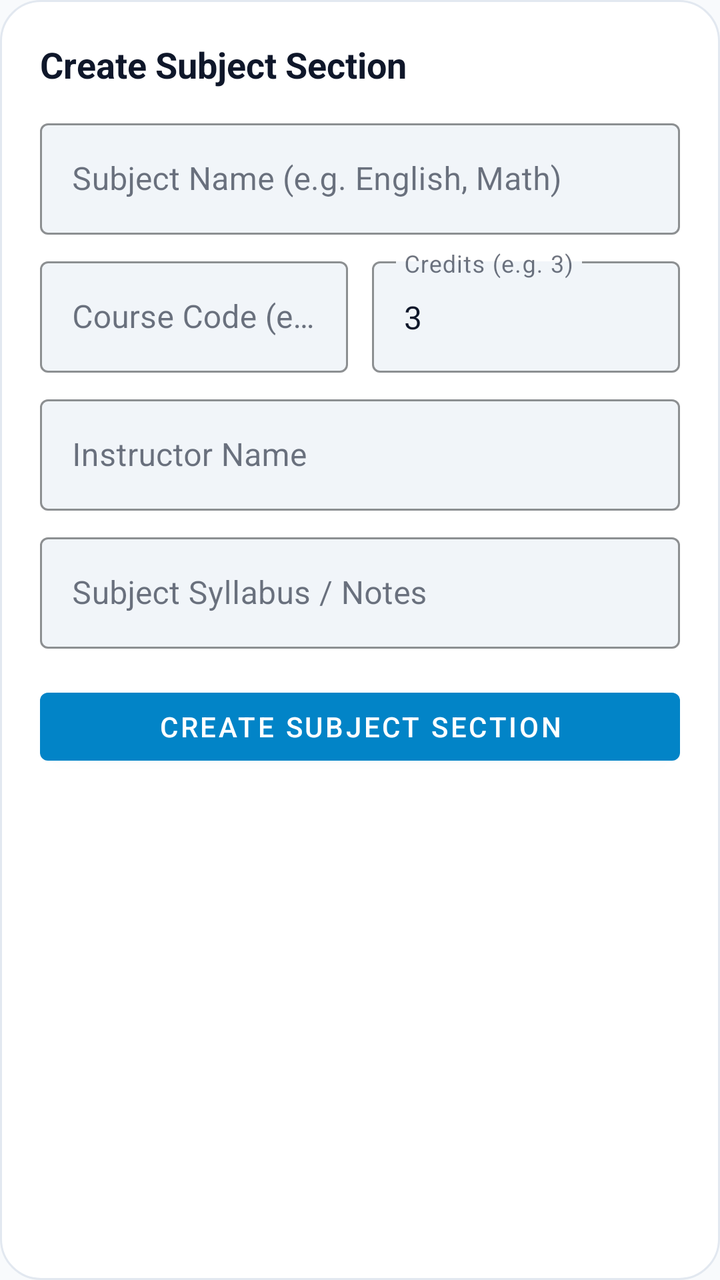
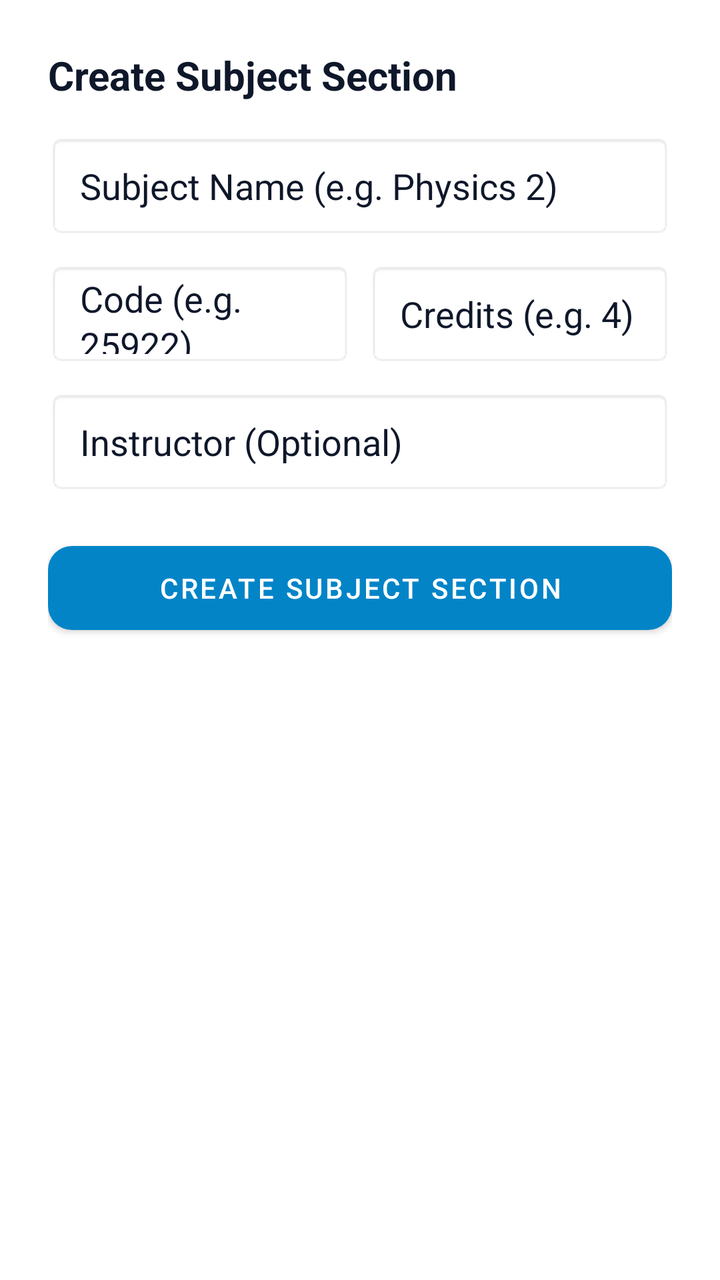

Before-and-after screenshots of an Android layout around one commit, followed by the original layout XML and the change that was made.
<!-- AndroidManifest.xml: application theme Theme.LifeSync -->
<!-- res/layout/dialog_add_subject.xml -->
<?xml version="1.0" encoding="utf-8"?>
<LinearLayout xmlns:android="http://schemas.android.com/apk/res/android"
    xmlns:app="http://schemas.android.com/apk/res-auto"
    android:layout_width="match_parent"
    android:layout_height="wrap_content"
    android:background="@drawable/bg_dialog_glass"
    android:orientation="vertical"
    android:padding="20dp">

    <TextView
        android:layout_width="wrap_content"
        android:layout_height="wrap_content"
        android:text="Create Subject Section"
        android:textColor="@color/text_primary"
        android:textSize="18sp"
        android:textStyle="bold" />

    <com.google.android.material.textfield.TextInputLayout
        style="@style/Widget.MaterialComponents.TextInputLayout.OutlinedBox"
        android:layout_width="match_parent"
        android:layout_height="wrap_content"
        android:layout_marginTop="12dp"
        app:boxBackgroundColor="@color/surface_variant"
        app:boxStrokeColor="@color/card_stroke_bright"
        android:hint="Subject Name (e.g. English, Math)">

        <com.google.android.material.textfield.TextInputEditText
            android:id="@+id/etSubjectName"
            android:layout_width="match_parent"
            android:layout_height="wrap_content"
            android:textColor="?attr/colorOnSurface"
            android:textColorHint="?attr/colorOutline" />
    </com.google.android.material.textfield.TextInputLayout>

    <LinearLayout
        android:layout_width="match_parent"
        android:layout_height="wrap_content"
        android:layout_marginTop="8dp"
        android:orientation="horizontal">

        <com.google.android.material.textfield.TextInputLayout
            style="@style/Widget.MaterialComponents.TextInputLayout.OutlinedBox"
            android:layout_width="0dp"
            android:layout_height="wrap_content"
            android:layout_marginEnd="6dp"
            android:layout_weight="1"
            app:boxBackgroundColor="@color/surface_variant"
            app:boxStrokeColor="@color/card_stroke_bright"
            android:hint="Course Code (e.g. CS-204)">

            <com.google.android.material.textfield.TextInputEditText
                android:id="@+id/etSubjectCode"
                android:layout_width="match_parent"
                android:layout_height="wrap_content"
                android:textColor="?attr/colorOnSurface"
                android:textColorHint="?attr/colorOutline" />
        </com.google.android.material.textfield.TextInputLayout>

        <com.google.android.material.textfield.TextInputLayout
            style="@style/Widget.MaterialComponents.TextInputLayout.OutlinedBox"
            android:layout_width="0dp"
            android:layout_height="wrap_content"
            android:layout_marginStart="6dp"
            android:layout_weight="1"
            app:boxBackgroundColor="@color/surface_variant"
            app:boxStrokeColor="@color/card_stroke_bright"
            android:hint="Credits (e.g. 3)">

            <com.google.android.material.textfield.TextInputEditText
                android:id="@+id/etSubjectCredits"
                android:layout_width="match_parent"
                android:layout_height="wrap_content"
                android:inputType="number"
                android:text="3"
                android:textColor="?attr/colorOnSurface"
                android:textColorHint="?attr/colorOutline" />
        </com.google.android.material.textfield.TextInputLayout>
    </LinearLayout>

    <com.google.android.material.textfield.TextInputLayout
        style="@style/Widget.MaterialComponents.TextInputLayout.OutlinedBox"
        android:layout_width="match_parent"
        android:layout_height="wrap_content"
        android:layout_marginTop="8dp"
        app:boxBackgroundColor="@color/surface_variant"
        app:boxStrokeColor="@color/card_stroke_bright"
        android:hint="Instructor Name">

        <com.google.android.material.textfield.TextInputEditText
            android:id="@+id/etSubjectInstructor"
            android:layout_width="match_parent"
            android:layout_height="wrap_content"
            android:textColor="?attr/colorOnSurface"
            android:textColorHint="?attr/colorOutline" />
    </com.google.android.material.textfield.TextInputLayout>

    <com.google.android.material.textfield.TextInputLayout
        style="@style/Widget.MaterialComponents.TextInputLayout.OutlinedBox"
        android:layout_width="match_parent"
        android:layout_height="wrap_content"
        android:layout_marginTop="8dp"
        app:boxBackgroundColor="@color/surface_variant"
        app:boxStrokeColor="@color/card_stroke_bright"
        android:hint="Subject Syllabus / Notes">

        <com.google.android.material.textfield.TextInputEditText
            android:id="@+id/etSubjectNotes"
            android:layout_width="match_parent"
            android:layout_height="wrap_content"
            android:textColor="?attr/colorOnSurface"
            android:textColorHint="?attr/colorOutline" />
    </com.google.android.material.textfield.TextInputLayout>

    <com.google.android.material.button.MaterialButton
        android:id="@+id/btnSaveSubject"
        android:layout_width="match_parent"
        android:layout_height="46dp"
        android:layout_marginTop="16dp"
        android:text="Create Subject Section" />

</LinearLayout>
<!-- resources referenced by this layout -->
<resources>
  <color name="card_stroke_bright">#CBD5E1</color>
  <color name="surface_variant">#F1F5F9</color>
  <color name="text_primary">#0F172A</color>
  <!-- drawable bg_dialog_glass (drawable) -->
  <?xml version="1.0" encoding="utf-8"?>
  <shape xmlns:android="http://schemas.android.com/apk/res/android"
      android:shape="rectangle">
      <corners android:radius="20dp" />
      <solid android:color="@color/surface" />
      <stroke
          android:width="1dp"
          android:color="@color/card_stroke" />
  </shape>
  <style name="Theme.LifeSync" parent="Theme.MaterialComponents.DayNight.NoActionBar">
          <item name="colorPrimary">@color/primary</item>
          <item name="colorPrimaryVariant">@color/primary_variant</item>
          <item name="colorOnPrimary">@color/on_primary</item>
          <item name="colorSecondary">@color/secondary</item>
          <item name="colorSecondaryVariant">@color/secondary_variant</item>
          <item name="colorOnSecondary">@color/on_secondary</item>
          <item name="colorSurface">@color/surface</item>
          <item name="colorOnSurface">@color/text_primary</item>
          <item name="colorOnBackground">@color/text_primary</item>
          <item name="colorOnSurfaceVariant">@color/text_secondary</item>
          <item name="android:colorBackground">@color/background</item>
          <item name="android:windowBackground">@color/background</item>
          <item name="android:textColorPrimary">@color/text_primary</item>
          <item name="android:textColorSecondary">@color/text_secondary</item>
          <item name="android:statusBarColor">@color/background</item>
          <item name="android:windowLightStatusBar">true</item>
          <item name="android:navigationBarColor">@color/background</item>
          <item name="materialCardViewStyle">@style/CardElevationRounded</item>
          <item name="android:textViewStyle">@style/DuoRhythmTextView</item>
          <item name="android:editTextStyle">@style/DuoRhythmEditText</item>
          <item name="editTextStyle">@style/DuoRhythmEditText</item>
      </style>
  <color name="surface">#FFFFFF</color>
  <color name="card_stroke">#E2E8F0</color>
  <color name="primary">#0284C7</color>
  <color name="primary_variant">#0369A1</color>
  <color name="on_primary">#FFFFFF</color>
  <color name="secondary">#7C3AED</color>
  <color name="secondary_variant">#6D28D9</color>
  <color name="on_secondary">#FFFFFF</color>
  <color name="text_secondary">#64748B</color>
  <color name="background">#F8FAFC</color>
  <style name="CardElevationRounded" parent="Widget.MaterialComponents.CardView">
          <item name="cardCornerRadius">22dp</item>
          <item name="cardElevation">2dp</item>
          <item name="strokeWidth">1dp</item>
          <item name="strokeColor">@color/card_stroke</item>
          <item name="cardBackgroundColor">@color/surface_card</item>
      </style>
  <style name="DuoRhythmTextView" parent="android:Widget.TextView">
          <item name="android:lineSpacingExtra">2dp</item>
          <item name="android:fontFamily">sans-serif</item>
          <item name="android:includeFontPadding">true</item>
      </style>
  <style name="DuoRhythmEditText" parent="android:Widget.EditText">
          <item name="android:lineSpacingExtra">2dp</item>
          <item name="android:fontFamily">sans-serif</item>
          <item name="android:includeFontPadding">true</item>
          <item name="android:textColor">@color/text_primary</item>
          <item name="android:textColorHint">@color/text_secondary</item>
      </style>
  <color name="surface_card">#FFFFFF</color>
</resources>

<!-- the commit's change to res/layout/dialog_add_subject.xml (unified diff, before → after) -->
@@ -3,119 +3,76 @@
     xmlns:app="http://schemas.android.com/apk/res-auto"
     android:layout_width="match_parent"
     android:layout_height="wrap_content"
-    android:background="@drawable/bg_dialog_glass"
+    android:background="?attr/colorSurface"
     android:orientation="vertical"
-    android:padding="20dp">
+    android:padding="24dp">
 
     <TextView
         android:layout_width="wrap_content"
         android:layout_height="wrap_content"
+        android:layout_marginBottom="16dp"
         android:text="Create Subject Section"
-        android:textColor="@color/text_primary"
-        android:textSize="18sp"
+        android:textColor="?attr/colorOnSurface"
+        android:textSize="20sp"
         android:textStyle="bold" />
 
-    <com.google.android.material.textfield.TextInputLayout
-        style="@style/Widget.MaterialComponents.TextInputLayout.OutlinedBox"
+    <EditText
+        android:id="@+id/etSubjectName"
         android:layout_width="match_parent"
-        android:layout_height="wrap_content"
-        android:layout_marginTop="12dp"
-        app:boxBackgroundColor="@color/surface_variant"
-        app:boxStrokeColor="@color/card_stroke_bright"
-        android:hint="Subject Name (e.g. English, Math)">
-
-        <com.google.android.material.textfield.TextInputEditText
-            android:id="@+id/etSubjectName"
-            android:layout_width="match_parent"
-            android:layout_height="wrap_content"
-            android:textColor="?attr/colorOnSurface"
-            android:textColorHint="?attr/colorOutline" />
-    </com.google.android.material.textfield.TextInputLayout>
+        android:layout_height="52dp"
+        android:layout_marginBottom="12dp"
+        android:background="@android:drawable/editbox_background_normal"
+        android:hint="Subject Name (e.g. Physics 2)"
+        android:paddingHorizontal="16dp"
+        android:textColor="?attr/colorOnSurface"
+        android:textColorHint="?attr/colorOutline" />
 
     <LinearLayout
         android:layout_width="match_parent"
         android:layout_height="wrap_content"
-        android:layout_marginTop="8dp"
+        android:layout_marginBottom="12dp"
         android:orientation="horizontal">
 
-        <com.google.android.material.textfield.TextInputLayout
-            style="@style/Widget.MaterialComponents.TextInputLayout.OutlinedBox"
+        <EditText
+            android:id="@+id/etSubjectCode"
             android:layout_width="0dp"
-            android:layout_height="wrap_content"
-            android:layout_marginEnd="6dp"
+            android:layout_height="52dp"
+            android:layout_marginEnd="8dp"
             android:layout_weight="1"
-            app:boxBackgroundColor="@color/surface_variant"
-            app:boxStrokeColor="@color/card_stroke_bright"
-            android:hint="Course Code (e.g. CS-204)">
+            android:background="@android:drawable/editbox_background_normal"
+            android:hint="Code (e.g. 25922)"
+            android:paddingHorizontal="16dp"
+            android:textColor="?attr/colorOnSurface"
+            android:textColorHint="?attr/colorOutline" />
 
-            <com.google.android.material.textfield.TextInputEditText
-                android:id="@+id/etSubjectCode"
-                android:layout_width="match_parent"
-                android:layout_height="wrap_content"
-                android:textColor="?attr/colorOnSurface"
-                android:textColorHint="?attr/colorOutline" />
-        </com.google.android.material.textfield.TextInputLayout>
-
-        <com.google.android.material.textfield.TextInputLayout
-            style="@style/Widget.MaterialComponents.TextInputLayout.OutlinedBox"
+        <EditText
+            android:id="@+id/etCredits"
             android:layout_width="0dp"
-            android:layout_height="wrap_content"
-            android:layout_marginStart="6dp"
+            android:layout_height="52dp"
             android:layout_weight="1"
-            app:boxBackgroundColor="@color/surface_variant"
-            app:boxStrokeColor="@color/card_stroke_bright"
-            android:hint="Credits (e.g. 3)">
-
-            <com.google.android.material.textfield.TextInputEditText
-                android:id="@+id/etSubjectCredits"
-                android:layout_width="match_parent"
-                android:layout_height="wrap_content"
-                android:inputType="number"
-                android:text="3"
-                android:textColor="?attr/colorOnSurface"
-                android:textColorHint="?attr/colorOutline" />
-        </com.google.android.material.textfield.TextInputLayout>
+            android:background="@android:drawable/editbox_background_normal"
+            android:hint="Credits (e.g. 4)"
+            android:inputType="number"
+            android:paddingHorizontal="16dp"
+            android:textColor="?attr/colorOnSurface"
+            android:textColorHint="?attr/colorOutline" />
     </LinearLayout>
 
-    <com.google.android.material.textfield.TextInputLayout
-        style="@style/Widget.MaterialComponents.TextInputLayout.OutlinedBox"
+    <EditText
+        android:id="@+id/etInstructor"
         android:layout_width="match_parent"
-        android:layout_height="wrap_content"
-        android:layout_marginTop="8dp"
-        app:boxBackgroundColor="@color/surface_variant"
-        app:boxStrokeColor="@color/card_stroke_bright"
-        android:hint="Instructor Name">
-
-        <com.google.android.material.textfield.TextInputEditText
-            android:id="@+id/etSubjectInstructor"
-            android:layout_width="match_parent"
-            android:layout_height="wrap_content"
-            android:textColor="?attr/colorOnSurface"
-            android:textColorHint="?attr/colorOutline" />
-    </com.google.android.material.textfield.TextInputLayout>
-
-    <com.google.android.material.textfield.TextInputLayout
-        style="@style/Widget.MaterialComponents.TextInputLayout.OutlinedBox"
-        android:layout_width="match_parent"
-        android:layout_height="wrap_content"
-        android:layout_marginTop="8dp"
-        app:boxBackgroundColor="@color/surface_variant"
-        app:boxStrokeColor="@color/card_stroke_bright"
-        android:hint="Subject Syllabus / Notes">
-
-        <com.google.android.material.textfield.TextInputEditText
-            android:id="@+id/etSubjectNotes"
-            android:layout_width="match_parent"
-            android:layout_height="wrap_content"
-            android:textColor="?attr/colorOnSurface"
-            android:textColorHint="?attr/colorOutline" />
-    </com.google.android.material.textfield.TextInputLayout>
+        android:layout_height="52dp"
+        android:layout_marginBottom="20dp"
+        android:background="@android:drawable/editbox_background_normal"
+        android:hint="Instructor (Optional)"
+        android:paddingHorizontal="16dp"
+        android:textColor="?attr/colorOnSurface"
+        android:textColorHint="?attr/colorOutline" />
 
     <com.google.android.material.button.MaterialButton
         android:id="@+id/btnSaveSubject"
         android:layout_width="match_parent"
-        android:layout_height="46dp"
-        android:layout_marginTop="16dp"
-        android:text="Create Subject Section" />
-
+        android:layout_height="54dp"
+        android:text="CREATE SUBJECT SECTION"
+        app:cornerRadius="12dp" />
 </LinearLayout>
<!-- resource entries referenced after the edit -->
@@ -1,18 +1,6 @@
 <!-- resources referenced by this layout -->
 <resources>
-  <color name="card_stroke_bright">#CBD5E1</color>
-  <color name="surface_variant">#F1F5F9</color>
   <color name="text_primary">#0F172A</color>
-  <!-- drawable bg_dialog_glass (drawable) -->
-  <?xml version="1.0" encoding="utf-8"?>
-  <shape xmlns:android="http://schemas.android.com/apk/res/android"
-      android:shape="rectangle">
-      <corners android:radius="20dp" />
-      <solid android:color="@color/surface" />
-      <stroke
-          android:width="1dp"
-          android:color="@color/card_stroke" />
-  </shape>
   <style name="Theme.LifeSync" parent="Theme.MaterialComponents.DayNight.NoActionBar">
           <item name="colorPrimary">@color/primary</item>
           <item name="colorPrimaryVariant">@color/primary_variant</item>
